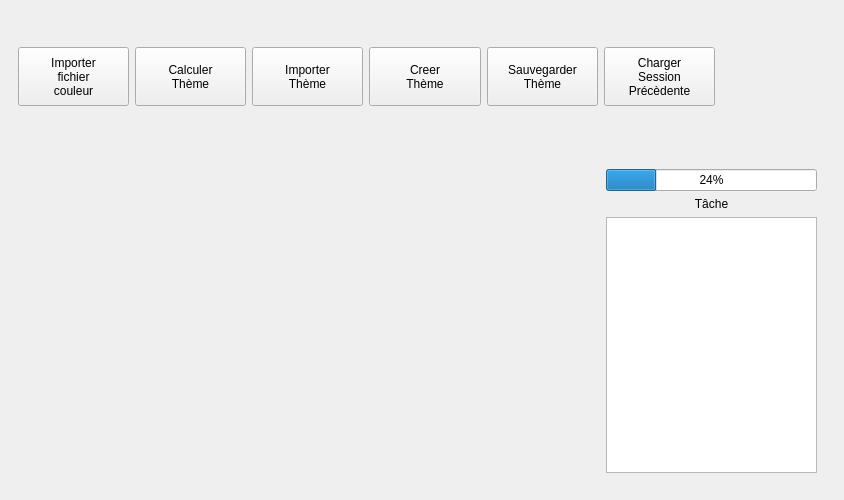
First picture: the form in ui/mainwindow.ui, repository chriSmile0/ColorThemeManager, before the edit.
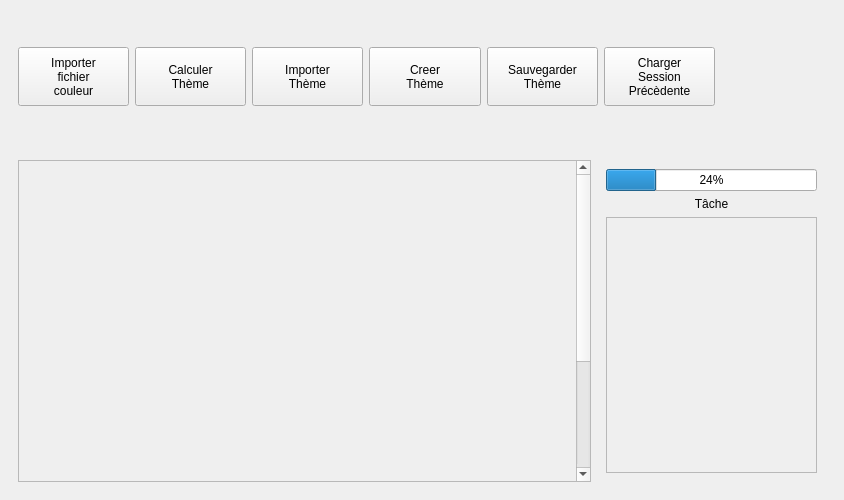
Second picture: the form after the edit.

Commit message: add scroll bar for 2 widgets

Patch:
```diff
--- a/ui/mainwindow.ui
+++ b/ui/mainwindow.ui
@@ -172,15 +172,50 @@
      <widget class="QWidget" name="Bottom" native="true">
       <layout class="QHBoxLayout" name="horizontalLayout" stretch="5,2">
        <item>
-        <widget class="QWidget" name="Themes_list" native="true">
-         <layout class="QGridLayout" name="gridLayout" rowstretch="0" columnstretch="0">
-          <property name="sizeConstraint">
-           <enum>QLayout::SetDefaultConstraint</enum>
+        <widget class="QScrollArea" name="scrollArea">
+         <property name="lineWidth">
+          <number>0</number>
+         </property>
+         <property name="sizeAdjustPolicy">
+          <enum>QAbstractScrollArea::AdjustToContents</enum>
+         </property>
+         <property name="widgetResizable">
+          <bool>false</bool>
+         </property>
+         <widget class="QWidget" name="Themes_list">
+          <property name="geometry">
+           <rect>
+            <x>0</x>
+            <y>0</y>
+            <width>557</width>
+            <height>500</height>
+           </rect>
           </property>
-          <property name="leftMargin">
-           <number>1</number>
+          <property name="minimumSize">
+           <size>
+            <width>300</width>
+            <height>300</height>
+           </size>
           </property>
-         </layout>
+          <widget class="QWidget" name="gridLayoutWidget">
+           <property name="geometry">
+            <rect>
+             <x>-10</x>
+             <y>0</y>
+             <width>571</width>
+             <height>321</height>
+            </rect>
+           </property>
+           <layout class="QGridLayout" name="gridLayout">
+            <property name="leftMargin">
+             <number>5</number>
+            </property>
+            <property name="topMargin">
+             <number>5</number>
+            </property>
+           </layout>
+          </widget>
+         </widget>
         </widget>
        </item>
        <item>
@@ -217,7 +252,35 @@
            </layout>
           </item>
           <item>
-           <widget class="QListView" name="Msg"/>
+           <widget class="QScrollArea" name="scrollArea_2">
+            <property name="lineWidth">
+             <number>0</number>
+            </property>
+            <property name="widgetResizable">
+             <bool>true</bool>
+            </property>
+            <widget class="QWidget" name="Msg">
+             <property name="geometry">
+              <rect>
+               <x>0</x>
+               <y>0</y>
+               <width>209</width>
+               <height>221</height>
+              </rect>
+             </property>
+             <widget class="QWidget" name="verticalLayoutWidget">
+              <property name="geometry">
+               <rect>
+                <x>0</x>
+                <y>0</y>
+                <width>211</width>
+                <height>221</height>
+               </rect>
+              </property>
+              <layout class="QVBoxLayout" name="verticalLayout_2"/>
+             </widget>
+            </widget>
+           </widget>
           </item>
          </layout>
         </widget>
```
Left out of the diff: 2 changed lines with no effect on the pictures. The commit also changes 4 other files.
